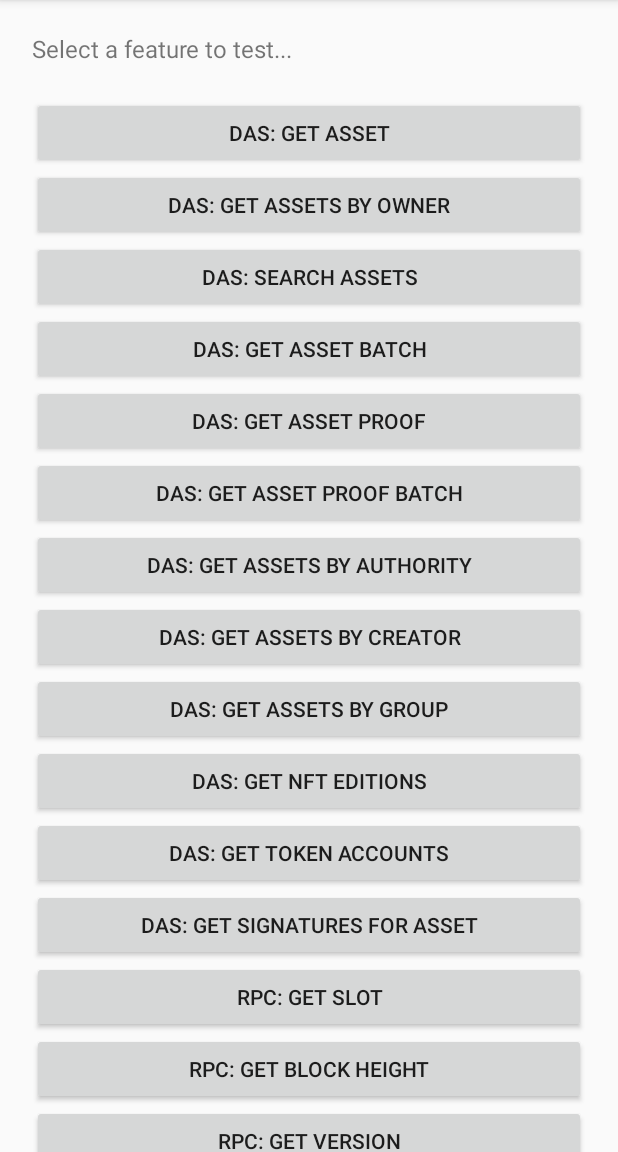
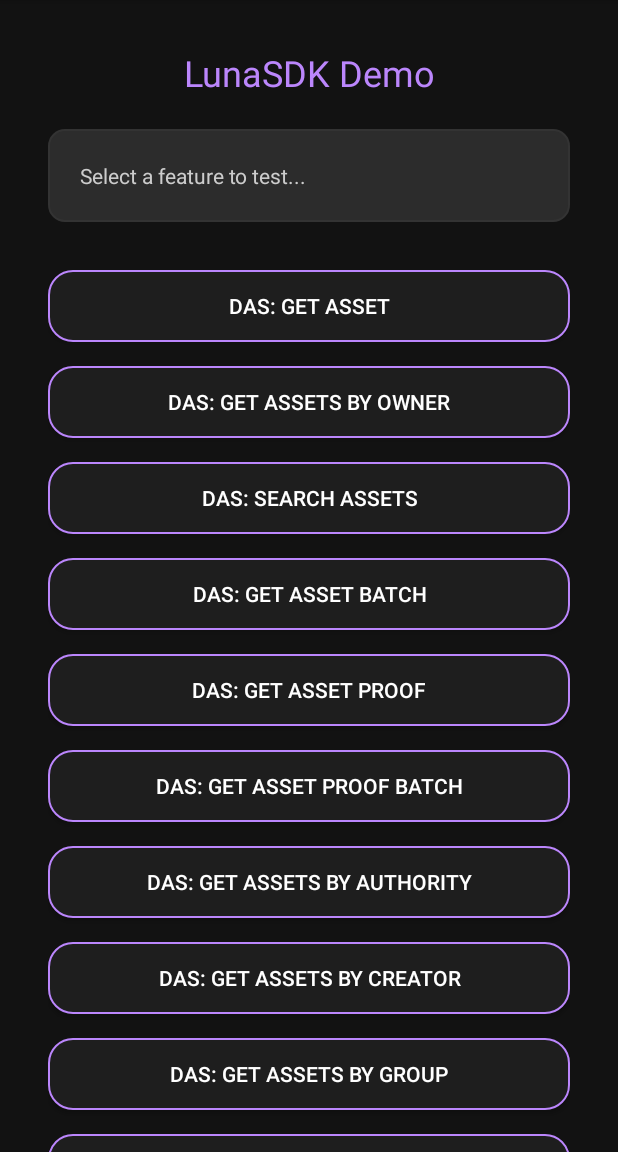
Before and after one commit to QuarksBlueFoot/Helius-Selenus-Kotlin-LunaSDK, an Android app: the screen it shows after launch (MainActivity), on a phone screen of 412 x 824 dp, the part 84-1236 px from its top. Run offline under Robolectric (Android 15) with nearby library versions, the phone set to English and light mode, and no system bars.

Commit message:
feat: Enhance LunaSDK with Niche, SNS, and Mobile APIs
- Added Niche API for composite methods including wallet portfolio, token deep dive, game access verification, and TPS calculation.
- Introduced LunaSNS API for managing .sol domains.
- Implemented Mobile API for generating and parsing payment links, validating addresses, and fetching lightweight asset data.
- Updated LunaHeliusClient with new methods and data classes for enhanced functionality.
- Improved example app to demonstrate new features and UI enhancements.
- Added GitHub Actions workflows for build and publish processes.

```diff
--- a/sample-app/src/main/java/com/selenus/luna/sample/FeatureRegistry.kt
+++ b/sample-app/src/main/java/com/selenus/luna/sample/FeatureRegistry.kt
@@ -319,6 +319,48 @@ object FeatureRegistry {
             FeatureDemo("Get Health", "Standard RPC", "Get node health") { client, log ->
                 val health = client.rpcCall("getHealth", JsonArray(emptyList()))
                 log("Health: ${health.result}")
+            },
+
+            // --- Niche API ---
+            FeatureDemo("Get Wallet Portfolio", "Niche", "Get SOL + Assets") { client, log ->
+                val portfolio = client.niche.getWalletPortfolio("86xCnPeV69n6t3DnyGvkKobf9FdN2H9oiVDdaMpo2MMY")
+                log("SOL: ${portfolio.result?.solBalance}\nAssets: ${portfolio.result?.assets?.jsonObject?.get("total")}")
+            },
+            FeatureDemo("Get TPS", "Niche", "Get Network TPS") { client, log ->
+                val tps = client.niche.getTPS()
+                log("Current TPS: ${tps.result}")
+            },
+            FeatureDemo("Verify Game Access", "Niche", "Check access") { client, log ->
+                val access = client.niche.verifyGameAccess("86xCnPeV69n6t3DnyGvkKobf9FdN2H9oiVDdaMpo2MMY", minSolBalance = 0.001)
+                log("Access: ${access.result?.hasAccess}\nReason: ${access.result?.reason}")
+            },
+
+            // --- SNS API ---
+            FeatureDemo("Get Domains", "SNS", "Get .sol domains") { client, log ->
+                val domains = client.sns.getDomains("86xCnPeV69n6t3DnyGvkKobf9FdN2H9oiVDdaMpo2MMY")
+                log("Domains: ${domains.result?.size}")
+            },
+
+            // --- Mobile API ---
+            FeatureDemo("Generate Payment Link", "Mobile", "Create Solana Pay link") { client, log ->
+                val link = client.mobile.generatePaymentLink("86xCnPeV69n6t3DnyGvkKobf9FdN2H9oiVDdaMpo2MMY", 1.5, "Coffee")
+                log("Link: $link")
+            },
+            FeatureDemo("Parse Payment Link", "Mobile", "Parse Solana Pay link") { client, log ->
+                val link = "solana:86xCnPeV69n6t3DnyGvkKobf9FdN2H9oiVDdaMpo2MMY?amount=1.5&label=Coffee"
+                val params = client.mobile.parsePaymentLink(link)
+                log("Recipient: ${params["recipient"]}\nAmount: ${params["amount"]}")
+            },
+            FeatureDemo("Get Asset Lite", "Mobile", "Get lightweight asset") { client, log ->
+                val lite = client.mobile.getAssetLite("F9Lw3ki3hJ7PF9HQXsBzoY8GyE6sPoEZZdXJBsTTD2rk")
+                log("Name: ${lite.result?.get("name")}\nImage: ${lite.result?.get("image")}")
+            },
+
+            // --- Memo API ---
+            FeatureDemo("Get Memos", "Memo", "Get transaction memos") { client, log ->
+                // Example TX with memo (replace with real one if needed)
+                val memos = client.memo.getMemosForTransaction("45pY88K2...Signature...")
+                log("Memos Found: ${memos.result?.size ?: 0}")
             }
         )
     }
--- a/sample-app/src/main/java/com/selenus/luna/sample/MainActivity.kt
+++ b/sample-app/src/main/java/com/selenus/luna/sample/MainActivity.kt
@@ -1,17 +1,20 @@
 package com.selenus.luna.sample
 
+import android.graphics.Color
+import android.graphics.drawable.GradientDrawable
 import android.os.Bundle
+import android.view.Gravity
 import android.widget.Button
 import android.widget.LinearLayout
 import android.widget.ScrollView
 import android.widget.TextView
+import android.widget.Toast
 import androidx.appcompat.app.AppCompatActivity
 import com.selenus.luna.Cluster
 import com.selenus.luna.LunaHeliusClient
 import kotlinx.coroutines.CoroutineScope
 import kotlinx.coroutines.Dispatchers
 import kotlinx.coroutines.launch
-import kotlinx.coroutines.withContext
 
 class MainActivity : AppCompatActivity() {
 
@@ -19,31 +22,74 @@ class MainActivity : AppCompatActivity() {
     private val apiKey = "REDACTED_API_KEY"
     private val client = LunaHeliusClient(apiKey, Cluster.MAINNET)
 
-
     private lateinit var tvOutput: TextView
     private lateinit var container: LinearLayout
 
     override fun onCreate(savedInstanceState: Bundle?) {
         super.onCreate(savedInstanceState)
 
-        // Programmatic UI for flexibility
-        val scrollView = ScrollView(this)
+        // Premium Dark Theme Setup
+        val backgroundColor = Color.parseColor("#121212")
+        val cardColor = Color.parseColor("#1E1E1E")
+        val accentColor = Color.parseColor("#BB86FC")
+        val textColor = Color.WHITE
+
+        val scrollView = ScrollView(this).apply {
+            setBackgroundColor(backgroundColor)
+        }
+
         container = LinearLayout(this).apply {
             orientation = LinearLayout.VERTICAL
-            padding = 32 // dp conversion omitted for brevity
+            setPadding(48, 48, 48, 48)
         }
         scrollView.addView(container)
 
+        // Header
+        val header = TextView(this).apply {
+            text = "LunaSDK Demo"
+            textSize = 24f
+            setTextColor(accentColor)
+            gravity = Gravity.CENTER_HORIZONTAL
+            setPadding(0, 0, 0, 32)
+        }
+        container.addView(header)
+
+        // Output Console
         tvOutput = TextView(this).apply {
             text = "Select a feature to test..."
-            textSize = 16f
-            setPadding(0, 0, 0, 32)
+            textSize = 14f
+            setTextColor(Color.LTGRAY)
+            background = GradientDrawable().apply {
+                setColor(Color.parseColor("#2C2C2C"))
+                cornerRadius = 16f
+                setStroke(2, Color.parseColor("#333333"))
+            }
+            setPadding(32, 32, 32, 32)
+            layoutParams = LinearLayout.LayoutParams(
+                LinearLayout.LayoutParams.MATCH_PARENT,
+                LinearLayout.LayoutParams.WRAP_CONTENT
+            ).apply {
+                setMargins(0, 0, 0, 48)
+            }
         }
         container.addView(tvOutput)
 
+        // Feature Buttons
         FeatureRegistry.getFeatures().forEach { feature ->
             val btn = Button(this).apply {
                 text = "${feature.category}: ${feature.name}"
+                setTextColor(textColor)
+                background = GradientDrawable().apply {
+                    setColor(cardColor)
+                    cornerRadius = 24f
+                    setStroke(2, accentColor)
+                }
+                layoutParams = LinearLayout.LayoutParams(
+                    LinearLayout.LayoutParams.MATCH_PARENT,
+                    LinearLayout.LayoutParams.WRAP_CONTENT
+                ).apply {
+                    setMargins(0, 0, 0, 24)
+                }
                 setOnClickListener {
                     runFeature(feature)
                 }
@@ -52,6 +98,10 @@ class MainActivity : AppCompatActivity() {
         }
 
         setContentView(scrollView)
+
+        if (apiKey == "YOUR_API_KEY") {
+            Toast.makeText(this, "Please set your API Key in MainActivity.kt", Toast.LENGTH_LONG).show()
+        }
     }
 
     private fun runFeature(feature: FeatureDemo) {
@@ -60,7 +110,7 @@ class MainActivity : AppCompatActivity() {
             try {
                 feature.action(client) { message ->
                     runOnUiThread {
-                        tvOutput.text = "${feature.name}:\n$message"
+                        tvOutput.text = "${feature.name}:\n\n$message"
                     }
                 }
             } catch (e: Exception) {
@@ -70,9 +120,4 @@ class MainActivity : AppCompatActivity() {
             }
         }
     }
-
-    // Helper for padding (simplified)
-    private var LinearLayout.padding: Int
-        get() = 0
-        set(value) { setPadding(value, value, value, value) }
 }
```
Also changed, not shown: gradle.properties (+24 -0 lines), luna-sdk/build.gradle.kts (+68 -3 lines), luna-sdk/src/main/kotlin/com/selenus/luna/LunaHeliusClient.kt (+504 -10 lines), 6 other files.
